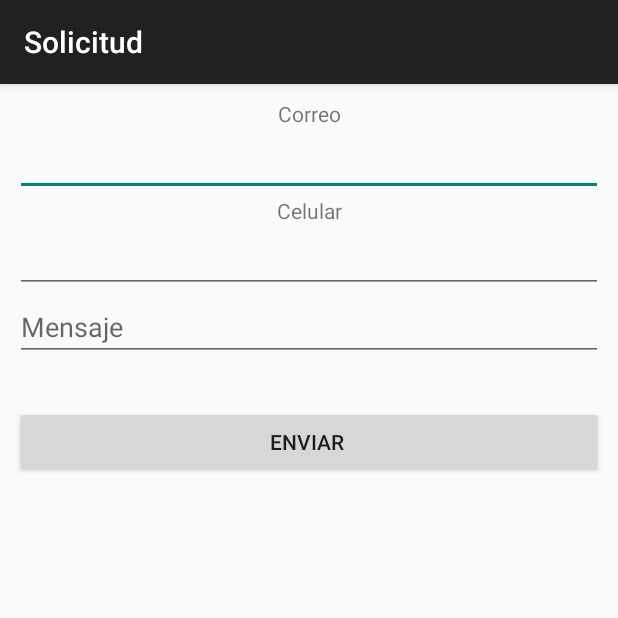
After one commit to DianiSN/BolsaTrabajo, an Android app: the Solicitud screen opened directly, with no data from a screen before it, on a phone screen of 412 x 824 dp, the top half of it. The commit adds this screen. Run offline under Robolectric (Android 15) with nearby library versions, the phone set to English and light mode, and no system bars.

Commit message:
Solicitud

```diff
--- a/FinalProject/app/src/main/AndroidManifest.xml
+++ b/FinalProject/app/src/main/AndroidManifest.xml
@@ -18,15 +18,19 @@
         </activity>
         <activity
             android:name=".Registro"
-            android:label="@string/app_name">
+            android:label="@string/app_name" >
         </activity>
         <activity
             android:name=".Inicio"
-            android:label="@string/app_name">
+            android:label="@string/app_name" >
         </activity>
         <activity
             android:name=".Recupera"
-            android:label="@string/app_name">
+            android:label="@string/app_name" >
+        </activity>
+        <activity
+            android:name=".Solicitud"
+            android:label="@string/title_activity_solicitud" >
         </activity>
     </application>
 
--- a/FinalProject/app/src/main/java/com/example/diana/finalproject/MainActivity.java
+++ b/FinalProject/app/src/main/java/com/example/diana/finalproject/MainActivity.java
@@ -47,7 +47,7 @@ public class MainActivity extends AppCompatActivity implements View.OnClickListe
 
         Log.i("CREATION", "holiwis");
         super.onCreate(savedInstanceState);
-        setContentView(R.layout.activity_main);
+        setContentView(R.layout.activity_main); // activity_main
 
         eMatricula = (EditText)findViewById(R.id.eMatricula);
         eContrasena = (EditText)findViewById(R.id.eContrasena);
--- /dev/null
+++ b/FinalProject/app/src/main/java/com/example/diana/finalproject/Solicitud.java
@@ -0,0 +1,17 @@
+package com.example.diana.finalproject;
+
+import android.support.v7.app.AppCompatActivity;
+import android.os.Bundle;
+import android.view.Menu;
+import android.view.MenuItem;
+
+public class Solicitud extends AppCompatActivity {
+
+    @Override
+    protected void onCreate(Bundle savedInstanceState) {
+        super.onCreate(savedInstanceState);
+        setContentView(R.layout.activity_solicitud);
+    }
+
+
+}
--- a/FinalProject/app/src/main/res/layout/activity_contrasenia.xml
+++ b/FinalProject/app/src/main/res/layout/activity_contrasenia.xml
@@ -34,7 +34,7 @@
 
     <Button
         android:id="@+id/bEnviar"
-        android:text="ENVIAR"
+        android:text="ENVIAR CONTRASEÑA"
         android:layout_marginTop="30dp"
         android:layout_marginBottom="10dp"
         android:layout_width="match_parent"
--- a/FinalProject/app/src/main/res/layout/activity_main.xml
+++ b/FinalProject/app/src/main/res/layout/activity_main.xml
@@ -79,6 +79,7 @@
         android:layout_height="wrap_content"
         android:clickable="true"
         />
+
     </LinearLayout>
 </ScrollView>
     </LinearLayout>
--- /dev/null
+++ b/FinalProject/app/src/main/res/layout/activity_solicitud.xml
@@ -0,0 +1,69 @@
+
+<LinearLayout
+    android:layout_width="fill_parent"
+    android:layout_height="fill_parent"
+    xmlns:android="http://schemas.android.com/apk/res/android">
+
+    <ScrollView
+        android:layout_width="fill_parent"
+        android:layout_height="wrap_content">
+
+        <LinearLayout xmlns:android="http://schemas.android.com/apk/res/android"
+            xmlns:tools="http://schemas.android.com/tools"
+            android:orientation="vertical"
+            android:layout_height="match_parent"
+            android:padding="10dp"
+            android:layout_width="match_parent">
+
+
+            <TextView
+                android:layout_width="match_parent"
+                android:text="Correo"
+                android:layout_height="wrap_content"
+
+                android:gravity="center" />
+
+                        <EditText
+                            android:id="@+id/eCorreo"
+                            android:layout_width="match_parent"
+                            android:layout_height="wrap_content"
+                            android:ems="10"
+                            android:layout_gravity="center_horizontal" />
+
+            <TextView
+                android:layout_width="match_parent"
+                android:text="Celular"
+                android:layout_height="wrap_content"
+
+                android:gravity="center" />
+
+
+                        <EditText
+                            android:id="@+id/eCelular"
+                            android:layout_width="match_parent"
+                            android:layout_height="wrap_content"
+                            android:inputType="phone"
+                            android:ems="10"
+                            android:layout_gravity="center_horizontal" />
+            <EditText
+                android:id="@+id/eMensaje"
+                android:layout_width="match_parent"
+                android:layout_height="wrap_content"
+                android:inputType="phone"
+                android:ems="10"
+                android:hint="Mensaje"
+                android:layout_gravity="center_horizontal" />
+
+
+            <Button
+                android:id="@+id/bEnviar"
+                android:text="ENVIAR "
+                android:layout_marginTop="30dp"
+                android:layout_marginBottom="10dp"
+                android:layout_width="match_parent"
+                android:layout_height="wrap_content" />
+
+
+        </LinearLayout>
+    </ScrollView>
+</LinearLayout>
--- /dev/null
+++ b/FinalProject/app/src/main/res/menu/menu_solicitud.xml
@@ -0,0 +1,17 @@
+
+<!-- Sync -->
+<!-- Search -->
+
+<!-- Menu desplegable -->
+<menu xmlns:android="http://schemas.android.com/apk/res/android"
+    xmlns:app="http://schemas.android.com/apk/res-auto"
+    xmlns:tools="http://schemas.android.com/tools"
+tools:context="com.example.diana.finalproject.Solicitud">
+
+
+    <item android:id="@+id/action_info"
+        android:title="Logout"
+        android:orderInCategory="100"
+        app:showAsAction="never"/>
+
+</menu>
--- a/FinalProject/app/src/main/res/values/strings.xml
+++ b/FinalProject/app/src/main/res/values/strings.xml
@@ -6,4 +6,5 @@
     <string name="title_activity_login">Login</string>
     <string name="title_activity_register">register</string>
     <string name="title_activity_contrasenia">contrasenia</string>
+    <string name="title_activity_solicitud">Solicitud</string>
 </resources>
```
